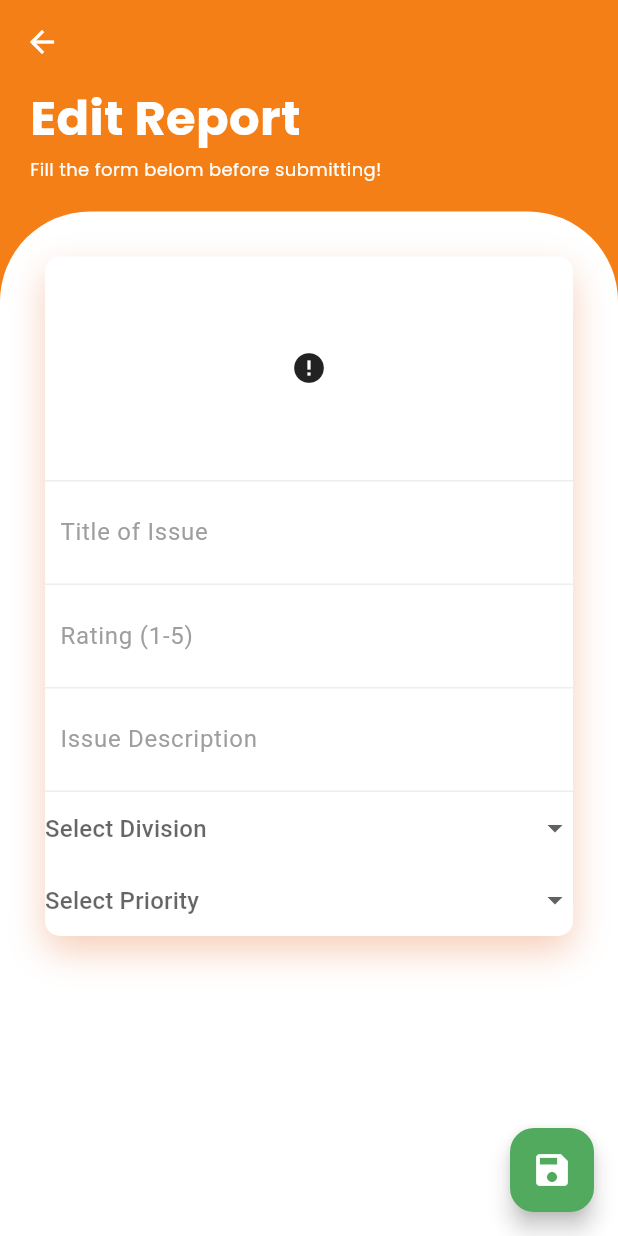
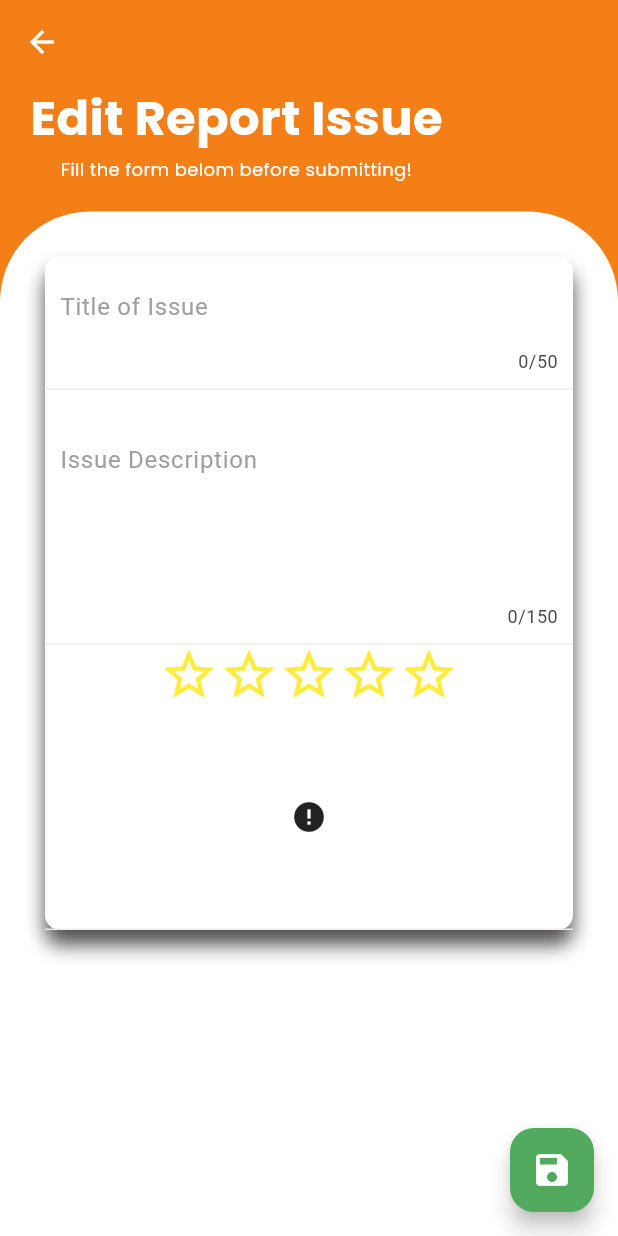
Before and after one commit to KurirRempeyek/YourAnimeList, a Flutter app: the EditCS screen opened directly with empty values, on a phone screen of 412 x 824 dp. Run offline on Flutter 3.47's test engine with Material 3 defaults, Android fonts, the phone set to English and light mode, and no system bars; drawn by our look-alikes of flutter_rating_bar; our stand-ins replace carousel_slider, flutter_slidable, google_fonts, google_nav_bar, image_picker, sqflite; accounts and stored records are empty; network calls fail.

Commit message:
SUCK ON THIS

```diff
--- a/lib/edit_cs.dart
+++ b/lib/edit_cs.dart
@@ -1,5 +1,7 @@
 import 'dart:io';
 import 'package:flutter/material.dart';
+import 'package:flutter/widgets.dart';
+import 'package:flutter_rating_bar/flutter_rating_bar.dart';
 import 'package:google_fonts/google_fonts.dart';
 import 'package:http/http.dart';
 import 'package:image_picker/image_picker.dart';
@@ -9,7 +11,6 @@ import 'package:prototyping/issue_list_screen.dart';
 
 class EditCS extends StatefulWidget {
   const EditCS({Key? key, required this.edit}) : super(key: key);
-
   final Issue edit;
 
   @override
@@ -18,17 +19,10 @@ class EditCS extends StatefulWidget {
 
 class _EditCSState extends State<EditCS> {
   final _titleController = TextEditingController();
-  String _title = "";
-  final _ratingController = TextEditingController();
-  int _rating = 0;
   final _descriptionController = TextEditingController();
-  String _description = "";
 
   File? galleryFile;
   final picker = ImagePicker();
-
-  String? _selectedDivision;
-  String? _selectedPriority;
 
   @override
   void initState() {
@@ -79,8 +73,8 @@ class _EditCSState extends State<EditCS> {
         if (xfilePick != null) {
           galleryFile = File(pickedFile!.path);
         } else {
-          ScaffoldMessenger.of(context).showSnackBar(
-              const SnackBar(content: Text('Nothing is Selected')));
+          ScaffoldMessenger.of(context).showSnackBar(// is this context <<<
+              const SnackBar(content: Text('Nothing is selected')));
         }
       },
     );
@@ -88,14 +82,37 @@ class _EditCSState extends State<EditCS> {
 
   Future<void> _updateDataWithImage(BuildContext context) async {
     if (galleryFile == null) {
-      return; // Kalau ga ada image
+      return; // Handle case where no image is selected
     }
+
+    var request = MultipartRequest('POST',
+        Uri.parse('${Endpoints.issue}/${widget.edit.idCustomerService}'));
+    request.fields['title_issues'] = _titleController.text;
+    request.fields['description_issues'] = _descriptionController.text;
+    request.fields['rating'] = rating.toString();
+    if (galleryFile != null) {
+      var multipartFile = await MultipartFile.fromPath(
+        'image', // ganti field sesui in
+        galleryFile!.path,
+      );
+      request.files.add(multipartFile);
+    }
+
+    request.send().then((response) {
+      // Handle response (success or error)
+      if (response.statusCode == 200) {
+        debugPrint('Data and image posted successfully!');
+        Navigator.pushReplacement(context,
+            MaterialPageRoute(builder: (context) => const IssueListScreen()));
+      } else {
+        debugPrint('Error posting data: ${response.statusCode}');
+      }
+    });
   }
 
   @override
   void dispose() {
-    _titleController.dispose();
-    _ratingController.dispose();
+    _titleController.dispose(); // Dispose of controller when widget is removed
     _descriptionController.dispose();
     super.dispose();
   }
@@ -104,36 +121,6 @@ class _EditCSState extends State<EditCS> {
   void ratingUpdate(double userRating) {
     setState(() {
       rating = userRating;
-    });
-  }
-
-  Future<void> _updateIssueWithImage(BuildContext context) async {
-    if (galleryFile == null) {
-      return;
-    }
-
-    var request = MultipartRequest('POST',
-        Uri.parse('${Endpoints.issue}/${widget.edit.idCustomerService}'));
-    request.fields['title_issues'] = _titleController.text;
-    request.fields['description_issues'] = _descriptionController.text;
-    request.fields['rating'] = rating.toDouble() as String;
-    if (galleryFile != null) {
-      var multipartFile = await MultipartFile.fromPath(
-        'image',
-        galleryFile!.path,
-      );
-      request.files.add(multipartFile);
-    }
-
-    request.send().then((response) {
-      // Handle response (success or error)
-      if (response.statusCode == 200) {
-        debugPrint('Issue edited successfully!');
-        Navigator.pushReplacement(context,
-            MaterialPageRoute(builder: (context) => const IssueListScreen()));
-      } else {
-        debugPrint('Error posting data: ${response.statusCode}');
-      }
     });
   }
 
@@ -155,10 +142,10 @@ class _EditCSState extends State<EditCS> {
             Padding(
               padding: const EdgeInsets.symmetric(horizontal: 20),
               child: Column(
-                crossAxisAlignment: CrossAxisAlignment.start,
+                mainAxisAlignment: MainAxisAlignment.start,
                 children: [
                   Text(
-                    "Edit Report",
+                    "Edit Report Issue",
                     style: GoogleFonts.poppins(
                       fontSize: 32,
                       color: Colors.white,
@@ -188,27 +175,87 @@ class _EditCSState extends State<EditCS> {
                   color: Colors.white,
                   borderRadius: BorderRadius.only(
                       topLeft: Radius.circular(60),
-                        topRight: Radius.circular(60))),
+                      topRight: Radius.circular(60)),
+                ),
                 child: Padding(
-                  padding:
-                      const EdgeInsets.symmetric(horizontal: 30, vertical: 10),
+                    padding: const EdgeInsets.symmetric(
+                        horizontal: 30, vertical: 10),
                     child: Column(
                       children: [
-                      const SizedBox(
-                        height: 20,
-                      ),
+                        const SizedBox(height: 20),
                         Container(
                           decoration: BoxDecoration(
                             color: Colors.white,
                             borderRadius: BorderRadius.circular(10),
                             boxShadow: const [
                               BoxShadow(
-                                  color: Color.fromRGBO(225, 95, 27, .3),
-                                  blurRadius: 20,
+                                  color: Color.fromARGB(255, 82, 80, 80),
+                                  blurRadius: 10,
                                   offset: Offset(0, 10))
-                            ]),
+                            ],
+                          ),
                           child: Column(
                             children: [
+                              Container(
+                                padding: const EdgeInsets.all(10),
+                                decoration: BoxDecoration(
+                                    border: Border(
+                                        bottom: BorderSide(
+                                            color: Colors.grey.shade200))),
+                                child: TextField(
+                                  controller: _titleController,
+                                  maxLength: 50,
+                                  decoration: const InputDecoration(
+                                      hintText: "Title of Issue",
+                                      hintStyle: TextStyle(color: Colors.grey),
+                                      border: InputBorder.none),
+                                ),
+                              ),
+                              Text(
+                                'Rating',
+                                style: GoogleFonts.poppins(
+                                  fontSize: 12,
+                                  color: Colors.white,
+                                  fontWeight: FontWeight.normal,
+                                ),
+                              ),
+                              Container(
+                                padding: const EdgeInsets.all(10),
+                                decoration: BoxDecoration(
+                                    border: Border(
+                                        bottom: BorderSide(
+                                            color: Colors.grey.shade200))),
+                                child: TextField(
+                                  controller: _descriptionController,
+                                  maxLength: 150,
+                                  maxLines: 4,
+                                  decoration: const InputDecoration(
+                                      hintText: "Issue Description",
+                                      hintStyle: TextStyle(color: Colors.grey),
+                                      border: InputBorder.none),
+                                ),
+                              ),
+                              RatingBar(
+                                minRating: 1,
+                                maxRating: 5,
+                                allowHalfRating: false,
+                                ratingWidget: RatingWidget(
+                                  full: const Icon(
+                                    Icons.star,
+                                    color: Colors.yellow,
+                                  ),
+                                  half: const Icon(
+                                    Icons.star_half,
+                                    color: Colors.yellow,
+                                  ),
+                                  empty: const Icon(
+                                    Icons.star_border,
+                                    color: Colors.yellow,
+                                  ),
+                                ),
+                                onRatingUpdate: ratingUpdate,
+                                initialRating: widget.edit.rating.toDouble(),
+                              ),
                               GestureDetector(
                                 onTap: () {
                                   _showPicker(context: context);
@@ -217,9 +264,13 @@ class _EditCSState extends State<EditCS> {
                                   decoration: BoxDecoration(
                                     border: Border(
                                       bottom: BorderSide(
-                                            color: Colors.grey.shade200))),
-                                width: double.infinity,
-                                height: 150,
+                                          color: Colors.grey.shade200),
+                                    ),
+                                  ),
+                                  width:
+                                      double.infinity, // Fill available space
+                                  height: 150, // Adjust height as needed
+                                  // color: Colors.grey[200], // Placeholder color
                                   child: galleryFile == null
                                       ? Center(
                                           child: Image.network(
@@ -237,115 +288,11 @@ class _EditCSState extends State<EditCS> {
                                         ),
                                 ),
                               ),
-                            Container(
-                              padding: const EdgeInsets.all(10),
-                              decoration: BoxDecoration(
-                                  border: Border(
-                                      bottom: BorderSide(
-                                          color: Colors.grey.shade200))),
-                              child: TextField(
-                                  controller: _titleController,
-                                  decoration: const InputDecoration(
-                                      hintText: "Title of Issue",
-                                      hintStyle: TextStyle(color: Colors.grey),
-                                      border: InputBorder.none),
-                                  onChanged: (value) {
-                                    setState(() {
-                                      _title = value;
-                                    });
-                                  }),
-                            ),
-                            Container(
-                              padding: const EdgeInsets.all(10),
-                              decoration: BoxDecoration(
-                                  border: Border(
-                                      bottom: BorderSide(
-                                          color: Colors.grey.shade200))),
-                              child: TextField(
-                                controller: _ratingController,
-                                keyboardType: TextInputType.number,
-                                decoration: const InputDecoration(
-                                    hintText: "Rating (1-5)",
-                                    hintStyle: TextStyle(color: Colors.grey),
-                                    border: InputBorder.none),
-                                onChanged: (value) {
-                                  setState(() {
-                                    _rating = int.tryParse(value) ?? 0;
-                                  });
-                                },
-                              ),
-                            ),
-                            Container(
-                              padding: const EdgeInsets.all(10),
-                              decoration: BoxDecoration(
-                                  border: Border(
-                                      bottom: BorderSide(
-                                          color: Colors.grey.shade200))),
-                              child: TextField(
-                                controller: _descriptionController,
-                                decoration: const InputDecoration(
-                                    hintText: "Issue Description",
-                                    hintStyle: TextStyle(color: Colors.grey),
-                                    border: InputBorder.none),
-                                onChanged: (value) {
-                                  setState(() {
-                                    _description = value;
-                                  });
-                                },
-                              ),
-                            ),
-                            DropdownButtonFormField<String>(
-                              decoration: const InputDecoration(
-                                hintText: 'Select Division',
-                                hintStyle: TextStyle(color: Colors.grey),
-                                border: InputBorder.none,
-                              ),
-                              value: _selectedDivision,
-                              onChanged: (newValue) {
-                                setState(() {
-                                  _selectedDivision = newValue!;
-                                });
-                              },
-                              items: <String>[
-                                'IT',
-                                'Helpdesk',
-                                'Billing'
-                              ].map<DropdownMenuItem<String>>((String value) {
-                                return DropdownMenuItem<String>(
-                                  value: value,
-                                  child: Text(value),
-                                );
-                              }).toList(),
-                            ),
-                            DropdownButtonFormField<String>(
-                              decoration: const InputDecoration(
-                                hintText: 'Select Priority',
-                                hintStyle: TextStyle(color: Colors.grey),
-                                border: InputBorder.none,
-                              ),
-                              value: _selectedPriority,
-                              onChanged: (newValue) {
-                                setState(() {
-                                  _selectedPriority = newValue!;
-                                });
-                              },
-                              items: <String>[
-                                'High',
-                                'Medium',
-                                'Low'
-                              ].map<DropdownMenuItem<String>>((String value) {
-                                return DropdownMenuItem<String>(
-                                  value: value,
-                                  child: Text(value),
-                                );
-                              }).toList(),
-                            ),
                             ],
                           ),
                         ),
                       ],
-                  ),
-                ),
+                    )),
               ),
             ),
           ],
```
Also changed, not shown: lib/form_customerservice.dart (+67 -55 lines), lib/issue_list_screen.dart (+36 -13 lines), lib/services/data_services.dart (+0 -7 lines). Lines whose indentation alone changed are shown as unchanged.
